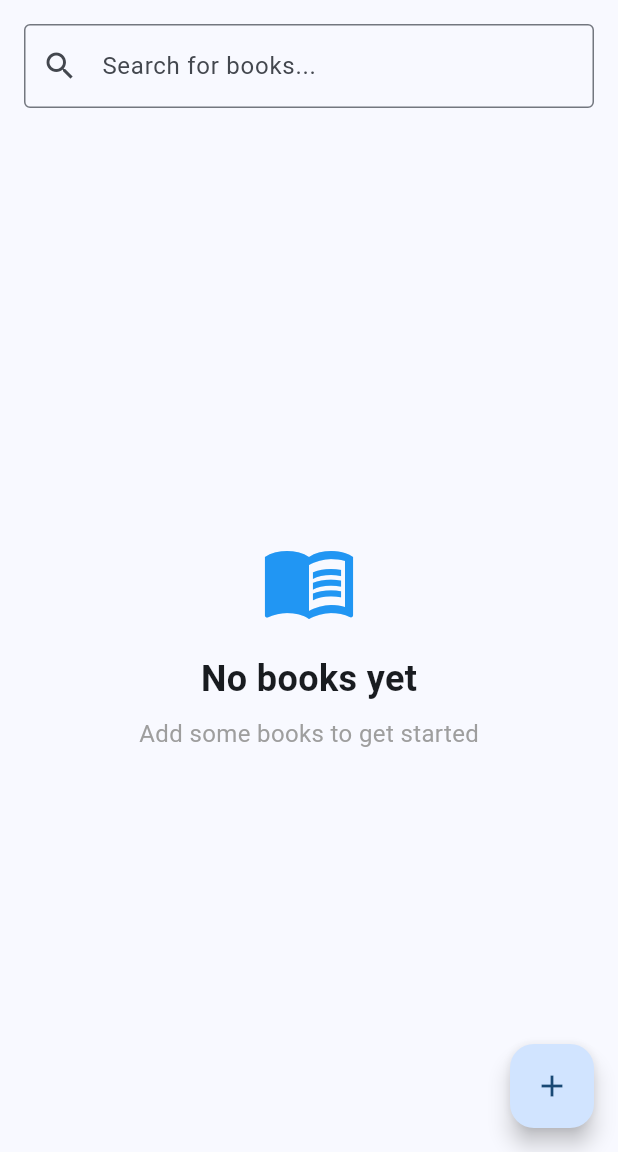
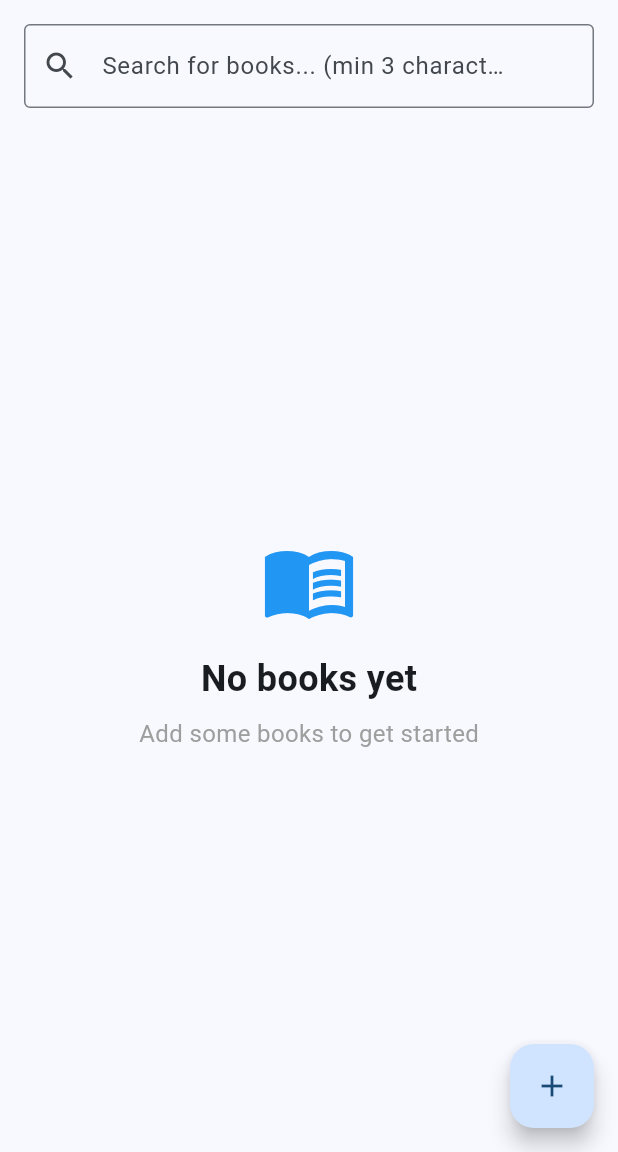
Before and after one commit to 0x6762/book-tracker, a Flutter app: the screen it shows after launch, on a phone screen of 412 x 824 dp, the part 84-1236 px from its top. Run offline on Flutter 3.47's test engine with Material 3 defaults, Android fonts, the phone set to English and light mode, and no system bars; our stand-ins replace dio, drift, flutter_dotenv; accounts and stored records are empty; generated files the repository leaves out were written again.

Commit message:
Reduce number of request of search

```diff
--- a/lib/main.dart
+++ b/lib/main.dart
@@ -69,10 +69,25 @@ class _BookTrackerHomePageState extends State<BookTrackerHomePage> {
           Padding(
             padding: const EdgeInsets.all(16.0),
             child: TextField(
-              decoration: const InputDecoration(
-                hintText: 'Search for books...',
-                prefixIcon: Icon(Icons.search),
-                border: OutlineInputBorder(),
+              decoration: InputDecoration(
+                hintText: 'Search for books... (min 3 characters)',
+                prefixIcon: const Icon(Icons.search),
+                border: const OutlineInputBorder(),
+                suffixIcon: Consumer<BookProvider>(
+                  builder: (context, bookProvider, child) {
+                    if (bookProvider.isSearching) {
+                      return const Padding(
+                        padding: EdgeInsets.all(12.0),
+                        child: SizedBox(
+                          width: 20,
+                          height: 20,
+                          child: CircularProgressIndicator(strokeWidth: 2),
+                        ),
+                      );
+                    }
+                    return const SizedBox.shrink();
+                  },
+                ),
               ),
               onChanged: (query) {
                 context.read<BookProvider>().searchBooks(query);
@@ -85,7 +100,16 @@ class _BookTrackerHomePageState extends State<BookTrackerHomePage> {
               builder: (context, bookProvider, child) {
                 // Show search results if searching
                 if (bookProvider.isSearching) {
-                  return const Center(child: CircularProgressIndicator());
+                  return const Center(
+                    child: Column(
+                      mainAxisAlignment: MainAxisAlignment.center,
+                      children: [
+                        CircularProgressIndicator(),
+                        SizedBox(height: 16),
+                        Text('Searching for books...'),
+                      ],
+                    ),
+                  );
                 }
 
                 if (bookProvider.searchResults.isNotEmpty) {
@@ -116,6 +140,27 @@ class _BookTrackerHomePageState extends State<BookTrackerHomePage> {
   }
 
   Widget _buildSearchResults(BookProvider bookProvider) {
+    if (bookProvider.searchResults.isEmpty) {
+      return const Center(
+        child: Column(
+          mainAxisAlignment: MainAxisAlignment.center,
+          children: [
+            Icon(Icons.search_off, size: 64, color: Colors.grey),
+            SizedBox(height: 16),
+            Text(
+              'No books found',
+              style: TextStyle(fontSize: 20, fontWeight: FontWeight.bold),
+            ),
+            SizedBox(height: 8),
+            Text(
+              'Try a different search term',
+              style: TextStyle(fontSize: 16, color: Colors.grey),
+            ),
+          ],
+        ),
+      );
+    }
+
     return ListView.builder(
       itemCount: bookProvider.searchResults.length,
       itemBuilder: (context, index) {
```
Also changed, not shown: lib/presentation/providers/book_provider.dart (+34 -2 lines).
